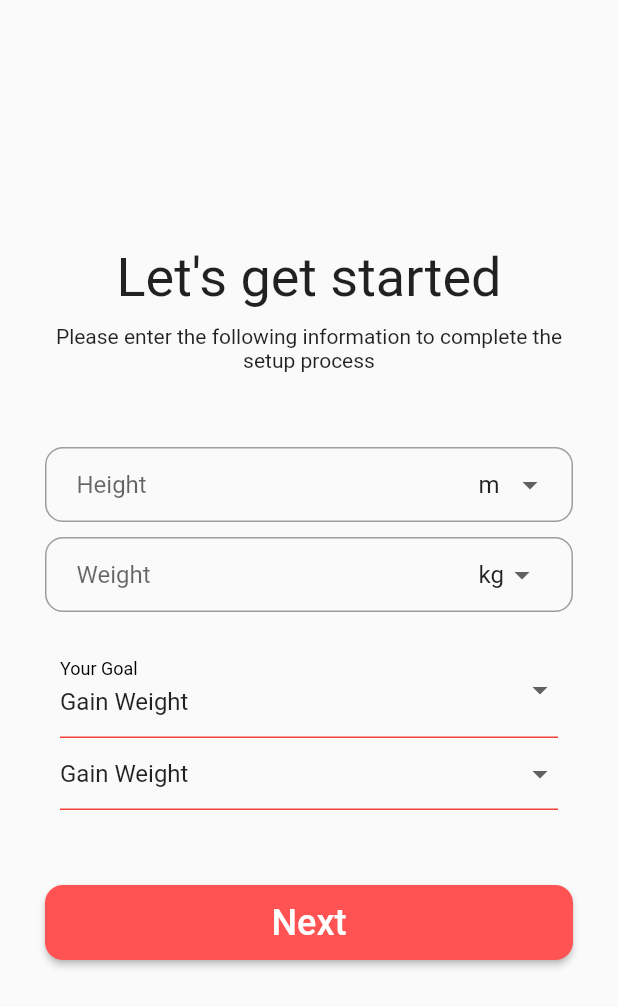
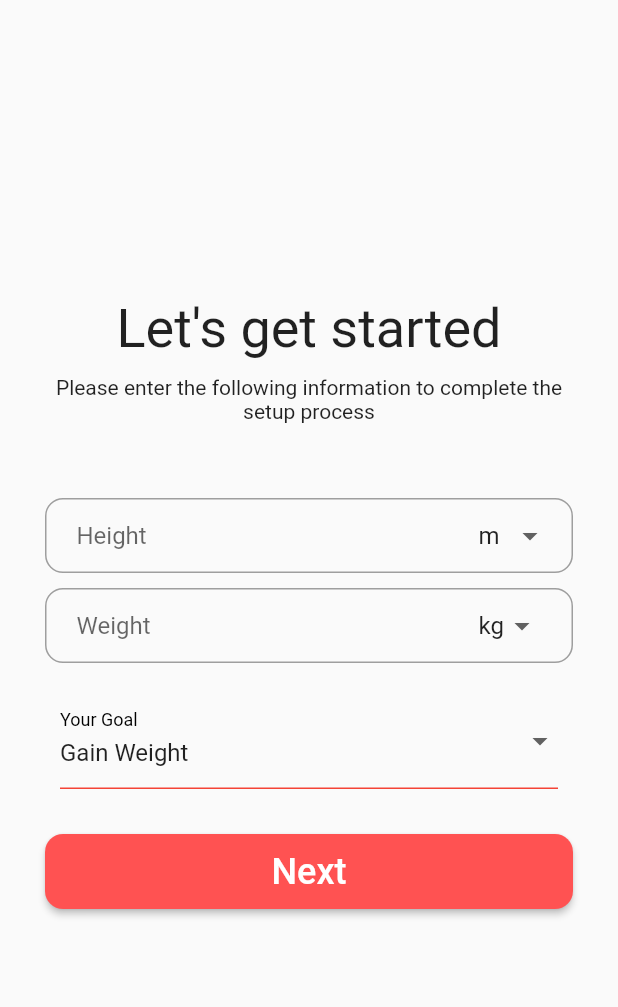
Before and after one commit to GDSCUTM-CommunityProjects/RedEat, a Flutter app: the InitialSetupPage screen opened by its route, on a phone screen of 412 x 824 dp. Shown: the top 1007 px of the screen. Run offline on Flutter 3.47's test engine with Material 2 defaults, Android fonts, the phone set to English and light mode, and no system bars; our stand-ins replace curved_navigation_bar, expandable; missing offline and left inert: flutter_barcode_scanner.

Commit message:
Removed duplicate dropdown for goal

```diff
--- a/src/lib/Pages/InitialSetupPage.dart
+++ b/src/lib/Pages/InitialSetupPage.dart
@@ -12,7 +12,7 @@ class _InitialSetupPageState extends State<InitialSetupPage> {
   final heightUnits = ['m', 'cm', 'ft'];
   final weightUnits = ['kg', 'lb'];
   final goalList = ["Gain Weight", "Maintain Weight", "Lose Weight"];
-  // final timePeriodList = ["every week", "every month"]
+  // final timePeriodList = ["every week", "every month"];
   String selectedHeightUnit = 'm';
   String selectedWeightUnit = 'kg';
   String selectedGoal = "Gain Weight";
@@ -27,7 +27,6 @@ class _InitialSetupPageState extends State<InitialSetupPage> {
   void initState() {
     // TODO: implement initState
     super.initState();
-
   }
 
   @override
@@ -200,29 +199,29 @@ class _InitialSetupPageState extends State<InitialSetupPage> {
                 )
               ),
 
-              // Select week/month
-              Padding(
-                  padding: const EdgeInsets.symmetric(horizontal: 40.0),
-                  child: DropdownButtonFormField(
-                    value: selectedGoal,
-                    items: goalList.map((e) => DropdownMenuItem(child: Text(e), value: e)).toList(),
 
-                    decoration: const InputDecoration(
-                      enabledBorder: UnderlineInputBorder(
-                        borderSide: BorderSide(color: Colors.red),
-                      ),
-                      focusedBorder: UnderlineInputBorder(
-                        borderSide: BorderSide(color: Colors.red),
-                      ),
-                    ),
-                    onChanged: (value) {
-                      setState(() {
-                        selectedGoal = value as String;
-                      });
-                    },
-                  )
-              ),
-              SizedBox(height: 20,),
+              // Padding(
+              //     padding: const EdgeInsets.symmetric(horizontal: 40.0),
+              //     child: DropdownButtonFormField(
+              //       value: selectedGoal,
+              //       items: goalList.map((e) => DropdownMenuItem(child: Text(e), value: e)).toList(),
+
+              //       decoration: const InputDecoration(
+              //         enabledBorder: UnderlineInputBorder(
+              //           borderSide: BorderSide(color: Colors.red),
+              //         ),
+              //         focusedBorder: UnderlineInputBorder(
+              //           borderSide: BorderSide(color: Colors.red),
+              //         ),
+              //       ),
+              //       onChanged: (value) {
+              //         setState(() {
+              //           selectedGoal = value as String;
+              //         });
+              //       },
+              //     )
+              // ),
+              // SizedBox(height: 20,),
 
               // Error messages
               Padding(
```
